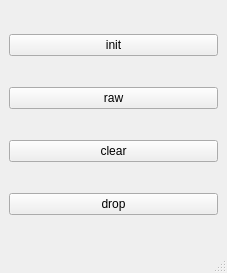
Above: mainwindow.ui from hosglial/courseProgMethods before the change. Below: the same form after it.
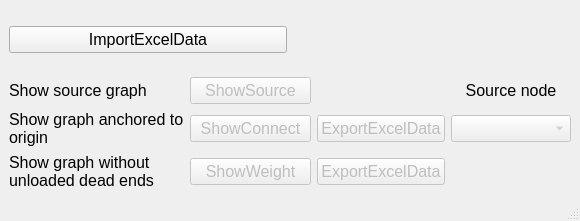
That is the form after the change.

Patch:
```diff
--- a/mainwindow.ui
+++ b/mainwindow.ui
@@ -6,42 +6,188 @@
    <rect>
     <x>0</x>
     <y>0</y>
-    <width>227</width>
-    <height>273</height>
+    <width>580</width>
+    <height>221</height>
    </rect>
   </property>
   <property name="windowTitle">
    <string>MainWindow</string>
   </property>
   <widget class="QWidget" name="centralwidget">
-   <layout class="QVBoxLayout" name="verticalLayout">
+   <layout class="QVBoxLayout" name="verticalLayout" stretch="0,1">
     <item>
-     <widget class="QPushButton" name="init_button">
-      <property name="text">
-       <string>init</string>
-      </property>
-     </widget>
+     <layout class="QHBoxLayout" name="horizontalLayout">
+      <item>
+       <widget class="QPushButton" name="init_button">
+        <property name="font">
+         <font>
+          <pointsize>12</pointsize>
+         </font>
+        </property>
+        <property name="text">
+         <string>ImportExcelData</string>
+        </property>
+       </widget>
+      </item>
+      <item>
+       <widget class="QLabel" name="label_5">
+        <property name="text">
+         <string/>
+        </property>
+       </widget>
+      </item>
+     </layout>
     </item>
     <item>
-     <widget class="QPushButton" name="imported_graph">
-      <property name="text">
-       <string>raw</string>
-      </property>
-     </widget>
-    </item>
-    <item>
-     <widget class="QPushButton" name="cleared_graph">
-      <property name="text">
-       <string>clear</string>
-      </property>
-     </widget>
-    </item>
-    <item>
-     <widget class="QPushButton" name="drop_button">
-      <property name="text">
-       <string>drop</string>
-      </property>
-     </widget>
+     <layout class="QGridLayout" name="gridLayout">
+      <item row="0" column="0">
+       <widget class="QLabel" name="label">
+        <property name="font">
+         <font>
+          <pointsize>12</pointsize>
+         </font>
+        </property>
+        <property name="text">
+         <string>Show source graph</string>
+        </property>
+       </widget>
+      </item>
+      <item row="0" column="1">
+       <widget class="QPushButton" name="button_source">
+        <property name="enabled">
+         <bool>false</bool>
+        </property>
+        <property name="font">
+         <font>
+          <pointsize>12</pointsize>
+         </font>
+        </property>
+        <property name="text">
+         <string>ShowSource</string>
+        </property>
+       </widget>
+      </item>
+      <item row="0" column="3">
+       <widget class="QLabel" name="label_4">
+        <property name="font">
+         <font>
+          <pointsize>12</pointsize>
+         </font>
+        </property>
+        <property name="layoutDirection">
+         <enum>Qt::LeftToRight</enum>
+        </property>
+        <property name="text">
+         <string>Source node</string>
+        </property>
+        <property name="alignment">
+         <set>Qt::AlignCenter</set>
+        </property>
+       </widget>
+      </item>
+      <item row="1" column="0">
+       <widget class="QLabel" name="label_2">
+        <property name="font">
+         <font>
+          <pointsize>12</pointsize>
+         </font>
+        </property>
+        <property name="text">
+         <string>Show graph anchored to origin</string>
+        </property>
+        <property name="wordWrap">
+         <bool>true</bool>
+        </property>
+       </widget>
+      </item>
+      <item row="1" column="1">
+       <widget class="QPushButton" name="button_connect">
+        <property name="enabled">
+         <bool>false</bool>
+        </property>
+        <property name="font">
+         <font>
+          <pointsize>12</pointsize>
+         </font>
+        </property>
+        <property name="text">
+         <string>ShowConnect</string>
+        </property>
+       </widget>
+      </item>
+      <item row="1" column="2">
+       <widget class="QPushButton" name="excel_button_2">
+        <property name="enabled">
+         <bool>false</bool>
+        </property>
+        <property name="font">
+         <font>
+          <pointsize>12</pointsize>
+         </font>
+        </property>
+        <property name="text">
+         <string>ExportExcelData</string>
+        </property>
+       </widget>
+      </item>
+      <item row="1" column="3">
+       <widget class="QComboBox" name="source_box">
+        <property name="enabled">
+         <bool>false</bool>
+        </property>
+        <property name="font">
+         <font>
+          <pointsize>12</pointsize>
+         </font>
+        </property>
+       </widget>
+      </item>
+      <item row="2" column="0">
+       <widget class="QLabel" name="label_3">
+        <property name="font">
+         <font>
+          <pointsize>12</pointsize>
+         </font>
+        </property>
+        <property name="text">
+         <string>Show graph without unloaded dead ends</string>
+        </property>
+        <property name="wordWrap">
+         <bool>true</bool>
+        </property>
+       </widget>
+      </item>
+      <item row="2" column="1">
+       <widget class="QPushButton" name="button_weight">
+        <property name="enabled">
+         <bool>false</bool>
+        </property>
+        <property name="font">
+         <font>
+          <pointsize>12</pointsize>
+         </font>
+        </property>
+        <property name="text">
+         <string>ShowWeight</string>
+        </property>
+       </widget>
+      </item>
+      <item row="2" column="2">
+       <widget class="QPushButton" name="excel_button_3">
+        <property name="enabled">
+         <bool>false</bool>
+        </property>
+        <property name="font">
+         <font>
+          <pointsize>12</pointsize>
+         </font>
+        </property>
+        <property name="text">
+         <string>ExportExcelData</string>
+        </property>
+       </widget>
+      </item>
+     </layout>
     </item>
    </layout>
   </widget>
```
Left out of the diff: 2 changed lines with no effect on the pictures.
